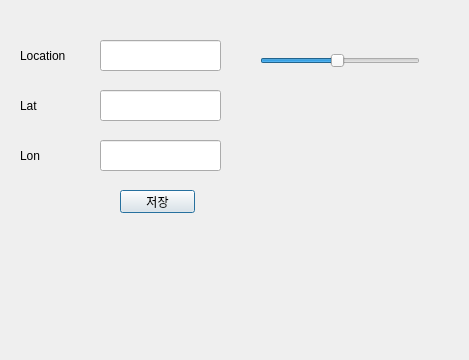
Old version of the form CCTV/QTui/setting.ui in the repository heisyoung/ELK-Project.
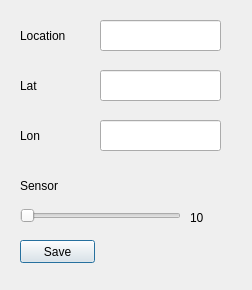
New version of the form.

Commit message: 설정창 수정

The edit to the form file:
```diff
--- a/CCTV/QTui/setting.ui
+++ b/CCTV/QTui/setting.ui
@@ -6,8 +6,8 @@
    <rect>
     <x>0</x>
     <y>0</y>
-    <width>469</width>
-    <height>360</height>
+    <width>252</width>
+    <height>290</height>
    </rect>
   </property>
   <property name="windowTitle">
@@ -17,7 +17,7 @@
    <property name="geometry">
     <rect>
      <x>100</x>
-     <y>40</y>
+     <y>20</y>
      <width>121</width>
      <height>31</height>
     </rect>
@@ -27,7 +27,7 @@
    <property name="geometry">
     <rect>
      <x>100</x>
-     <y>90</y>
+     <y>70</y>
      <width>121</width>
      <height>31</height>
     </rect>
@@ -37,7 +37,7 @@
    <property name="geometry">
     <rect>
      <x>100</x>
-     <y>140</y>
+     <y>120</y>
      <width>121</width>
      <height>31</height>
     </rect>
@@ -47,7 +47,7 @@
    <property name="geometry">
     <rect>
      <x>20</x>
-     <y>50</y>
+     <y>30</y>
      <width>56</width>
      <height>12</height>
     </rect>
@@ -60,7 +60,7 @@
    <property name="geometry">
     <rect>
      <x>20</x>
-     <y>100</y>
+     <y>80</y>
      <width>56</width>
      <height>12</height>
     </rect>
@@ -73,7 +73,7 @@
    <property name="geometry">
     <rect>
      <x>20</x>
-     <y>150</y>
+     <y>130</y>
      <width>56</width>
      <height>12</height>
     </rect>
@@ -85,23 +85,23 @@
   <widget class="QPushButton" name="test">
    <property name="geometry">
     <rect>
-     <x>120</x>
-     <y>190</y>
+     <x>20</x>
+     <y>240</y>
      <width>75</width>
      <height>23</height>
     </rect>
    </property>
    <property name="text">
-    <string>저장</string>
+    <string>Save</string>
    </property>
   </widget>
   <widget class="QSlider" name="senser">
    <property name="geometry">
     <rect>
-     <x>260</x>
-     <y>50</y>
-     <width>160</width>
-     <height>22</height>
+     <x>20</x>
+     <y>200</y>
+     <width>161</width>
+     <height>31</height>
     </rect>
    </property>
    <property name="toolTipDuration">
@@ -114,11 +114,43 @@
     <number>300</number>
    </property>
    <property name="value">
-    <number>150</number>
+    <number>10</number>
    </property>
    <property name="orientation">
     <enum>Qt::Horizontal</enum>
    </property>
+   <property name="invertedAppearance">
+    <bool>false</bool>
+   </property>
+   <property name="invertedControls">
+    <bool>false</bool>
+   </property>
+  </widget>
+  <widget class="QLabel" name="label_4">
+   <property name="geometry">
+    <rect>
+     <x>20</x>
+     <y>180</y>
+     <width>56</width>
+     <height>12</height>
+    </rect>
+   </property>
+   <property name="text">
+    <string>Sensor</string>
+   </property>
+  </widget>
+  <widget class="QLabel" name="label_5">
+   <property name="geometry">
+    <rect>
+     <x>190</x>
+     <y>210</y>
+     <width>31</width>
+     <height>16</height>
+    </rect>
+   </property>
+   <property name="text">
+    <string>10</string>
+   </property>
   </widget>
  </widget>
  <resources/>
```
Left out of the diff: 9 changed lines with no effect on the pictures.
